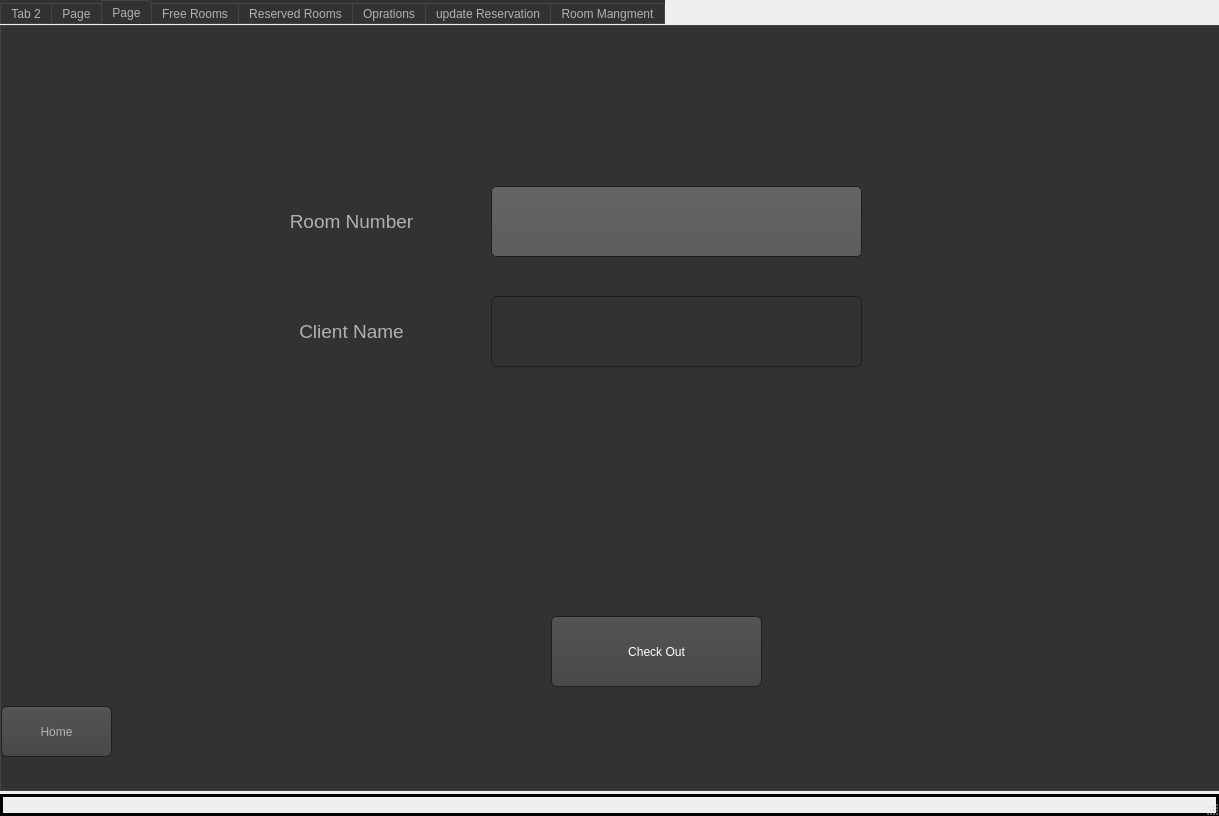
First picture: the form in main.ui, repository akhil775/Hotel-Mangement-System, before the edit.
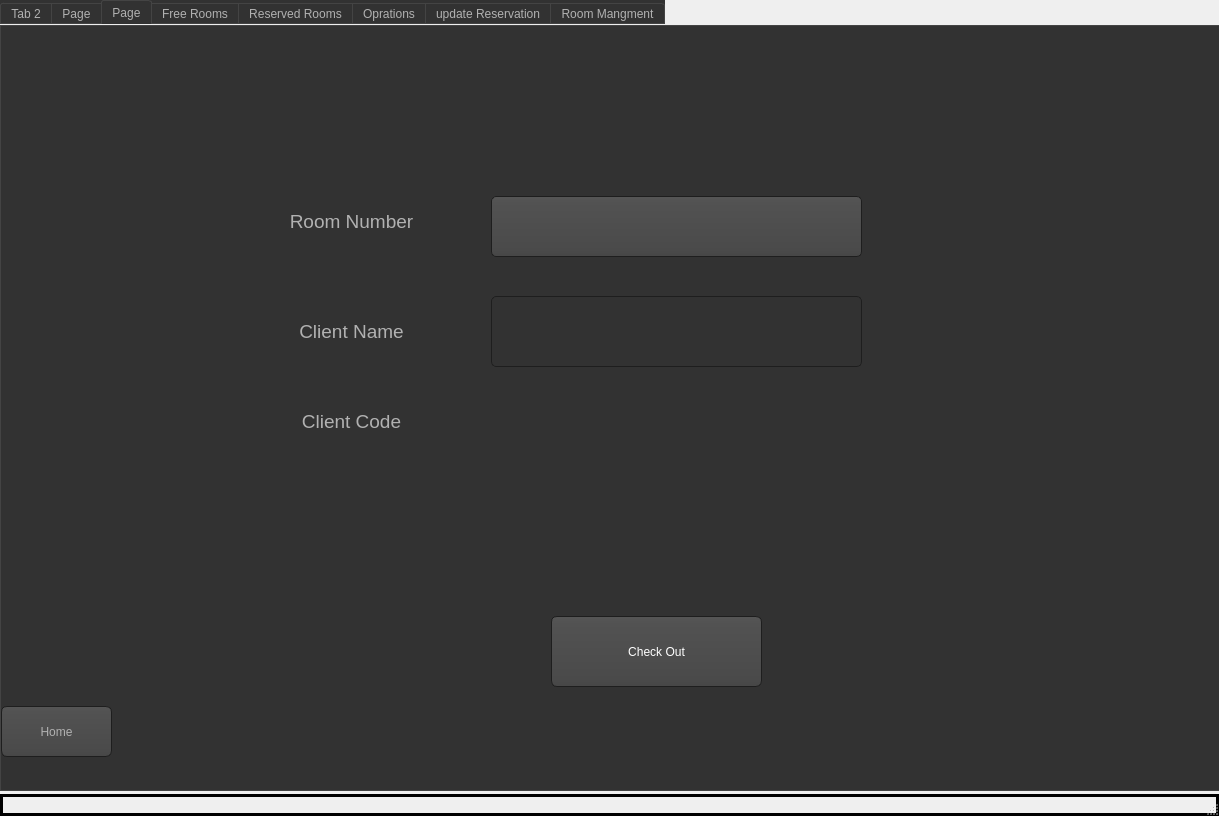
Second picture: the form after the edit. The open tabs and pages were chosen to show the change. Icons and pictures are not drawn.

Commit message: complete reports

```diff
--- a/main.ui
+++ b/main.ui
@@ -1451,21 +1451,6 @@
      <attribute name="title">
       <string>Page</string>
      </attribute>
-     <widget class="QLineEdit" name="lineEdit_10">
-      <property name="geometry">
-       <rect>
-        <x>490</x>
-        <y>160</y>
-        <width>371</width>
-        <height>71</height>
-       </rect>
-      </property>
-      <property name="font">
-       <font>
-        <pointsize>13</pointsize>
-       </font>
-      </property>
-     </widget>
      <widget class="QLabel" name="label_53">
       <property name="geometry">
        <rect>
@@ -1529,10 +1514,10 @@
      <widget class="QLabel" name="label_70">
       <property name="geometry">
        <rect>
-        <x>480</x>
-        <y>400</y>
-        <width>371</width>
-        <height>91</height>
+        <x>500</x>
+        <y>360</y>
+        <width>101</width>
+        <height>51</height>
        </rect>
       </property>
       <property name="font">
@@ -1587,6 +1572,42 @@
        <string>Home</string>
       </property>
      </widget>
+     <widget class="QComboBox" name="comboBox_6">
+      <property name="geometry">
+       <rect>
+        <x>490</x>
+        <y>170</y>
+        <width>371</width>
+        <height>61</height>
+       </rect>
+      </property>
+      <property name="font">
+       <font>
+        <pointsize>13</pointsize>
+       </font>
+      </property>
+     </widget>
+     <widget class="QLabel" name="label_93">
+      <property name="geometry">
+       <rect>
+        <x>260</x>
+        <y>360</y>
+        <width>181</width>
+        <height>71</height>
+       </rect>
+      </property>
+      <property name="font">
+       <font>
+        <pointsize>14</pointsize>
+       </font>
+      </property>
+      <property name="text">
+       <string>Client Code</string>
+      </property>
+      <property name="alignment">
+       <set>Qt::AlignCenter</set>
+      </property>
+     </widget>
     </widget>
     <widget class="QWidget" name="widget">
      <attribute name="title">
```
Left out of the diff: 83 changed lines with no effect on the pictures. The commit also changes 2 other files.
